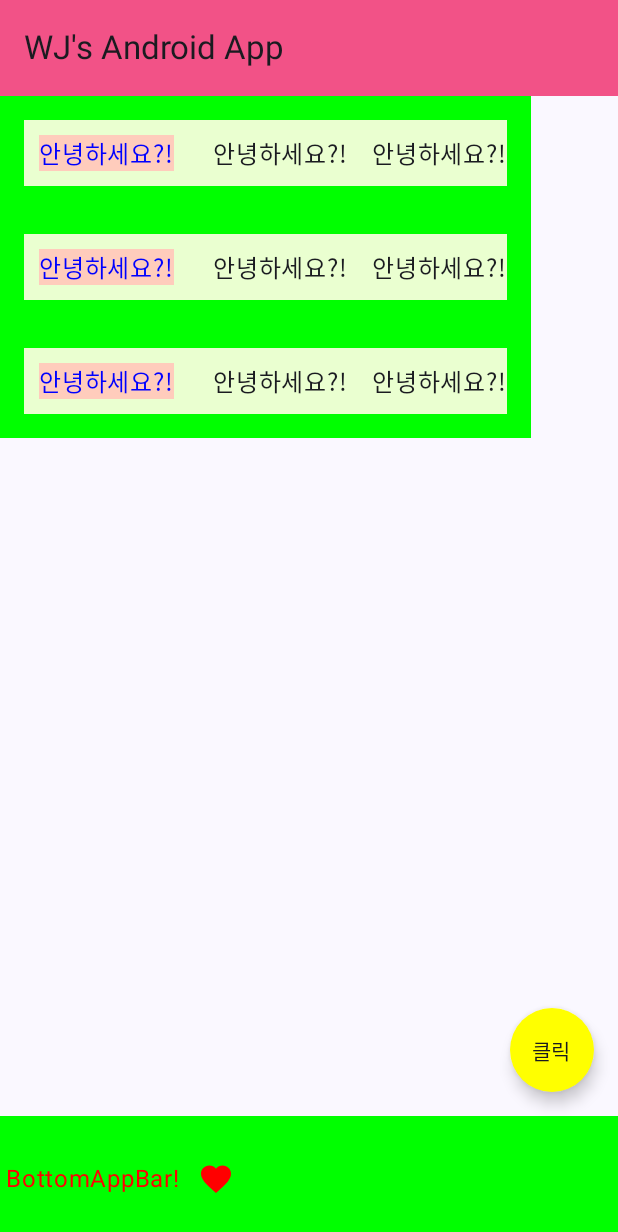
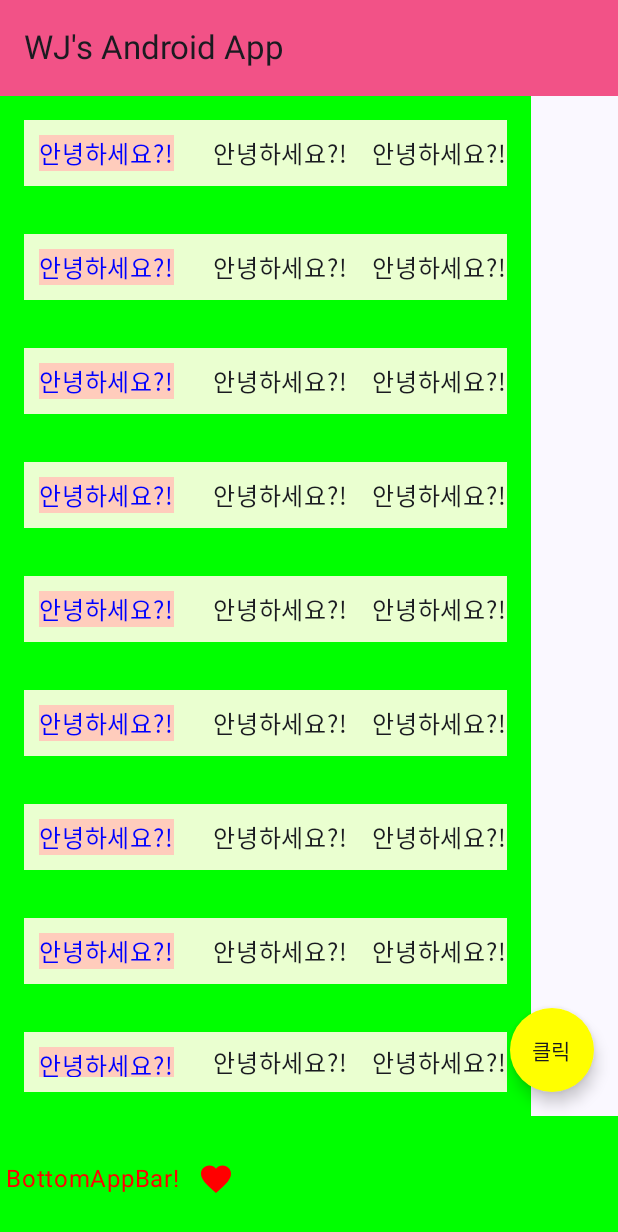
Before and after one commit to WJLee22/JetpackCompose_Projects, an Android app built with Jetpack Compose: the screen it shows after launch (MainActivity), on a phone screen of 412 x 824 dp. Shown: the top 1232 px of the screen. Run offline under Robolectric (Android 15) with nearby library versions, the phone set to English and light mode, and no system bars.

Commit message:
create MyRowItem function and call 30 times in for iterator

```diff
--- a/chapter1/app/src/main/java/com/example/chapter1/MainActivity.kt
+++ b/chapter1/app/src/main/java/com/example/chapter1/MainActivity.kt
@@ -101,41 +101,30 @@ fun Greeting(name: String) {
 }
 
 @Composable
+fun MyRowItem() {
+    Log.d("TAG", "MyRowItem: ")
+    Row(
+        modifier = Modifier.padding(16.dp).background(Color(0xFFeaffd0)),
+        verticalAlignment = Alignment.CenterVertically
+    ){ // innerPadding을 Row에 적용하여 Scaffold의 padding 값을 반영
+        Text(color = Color.Blue,text = "안녕하세요?!", modifier = Modifier.padding(10.dp).background(Color(0xFFffccbc)))
+        Spacer(modifier = Modifier.size(16.dp))
+        Text(text = "안녕하세요?!")
+        Spacer(modifier = Modifier.size(16.dp))
+        Text(text = "안녕하세요?!")
+    }
+}
+
+
+@Composable
 fun MyComposableView() {
     Log.d("TAG", "MyComposableView")
 
     Column(
         Modifier.background(Color.Green)
     ) {
-        Row(
-            modifier = Modifier.padding(16.dp).background(Color(0xFFeaffd0)),
-            verticalAlignment = Alignment.CenterVertically
-        ){ // innerPadding을 Row에 적용하여 Scaffold의 padding 값을 반영
-            Text(color = Color.Blue,text = "안녕하세요?!", modifier = Modifier.padding(10.dp).background(Color(0xFFffccbc)))
-            Spacer(modifier = Modifier.size(16.dp))
-            Text(text = "안녕하세요?!")
-            Spacer(modifier = Modifier.size(16.dp))
-            Text(text = "안녕하세요?!")
-        }
-        Row(
-            modifier = Modifier.padding(16.dp).background(Color(0xFFeaffd0)),
-            verticalAlignment = Alignment.CenterVertically
-        ){ // innerPadding을 Row에 적용하여 Scaffold의 padding 값을 반영
-            Text(color = Color.Blue,text = "안녕하세요?!", modifier = Modifier.padding(10.dp).background(Color(0xFFffccbc)))
-            Spacer(modifier = Modifier.size(16.dp))
-            Text(text = "안녕하세요?!")
-            Spacer(modifier = Modifier.size(16.dp))
-            Text(text = "안녕하세요?!")
-        }
-        Row(
-            modifier = Modifier.padding(16.dp).background(Color(0xFFeaffd0)),
-            verticalAlignment = Alignment.CenterVertically
-        ){ // innerPadding을 Row에 적용하여 Scaffold의 padding 값을 반영
-            Text(color = Color.Blue,text = "안녕하세요?!", modifier = Modifier.padding(10.dp).background(Color(0xFFffccbc)))
-            Spacer(modifier = Modifier.size(16.dp))
-            Text(text = "안녕하세요?!")
-            Spacer(modifier = Modifier.size(16.dp))
-            Text(text = "안녕하세요?!")
+        for (i in 0..30) {
+            MyRowItem()
         }
     }
 
```
